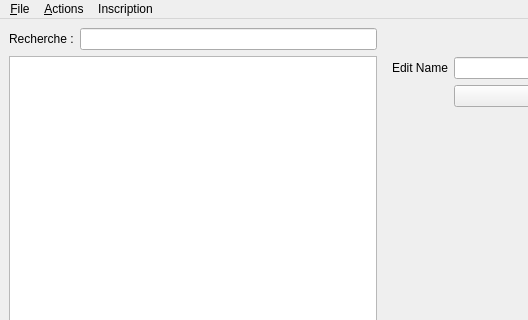
This is LOA/Project_LOA/mainwindow.ui in lucas971/LOA_QT as Qt 5 draws it before an edit; both pictures show x 0 to 528 and y 0 to 320 of the 759 by 468 pixel window. The edited form follows.
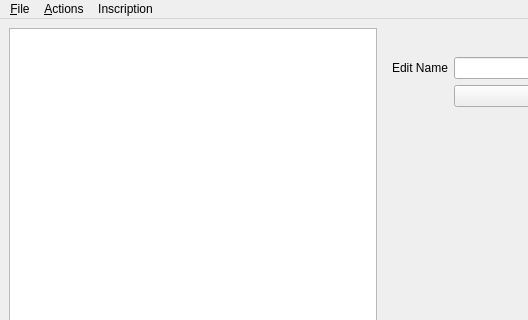
This is the edited form.

What changed in the file:
```diff
--- a/LOA/Project_LOA/mainwindow.ui
+++ b/LOA/Project_LOA/mainwindow.ui
@@ -18,18 +18,7 @@
     <item>
      <layout class="QVBoxLayout" name="LeftPart">
       <item>
-       <layout class="QHBoxLayout" name="ResearchField">
-        <item>
-         <widget class="QLabel" name="label">
-          <property name="text">
-           <string>Recherche :</string>
-          </property>
-         </widget>
-        </item>
-        <item>
-         <widget class="QLineEdit" name="lineEdit"/>
-        </item>
-       </layout>
+       <layout class="QHBoxLayout" name="ResearchField"/>
       </item>
       <item>
        <widget class="QTreeView" name="view">
```
